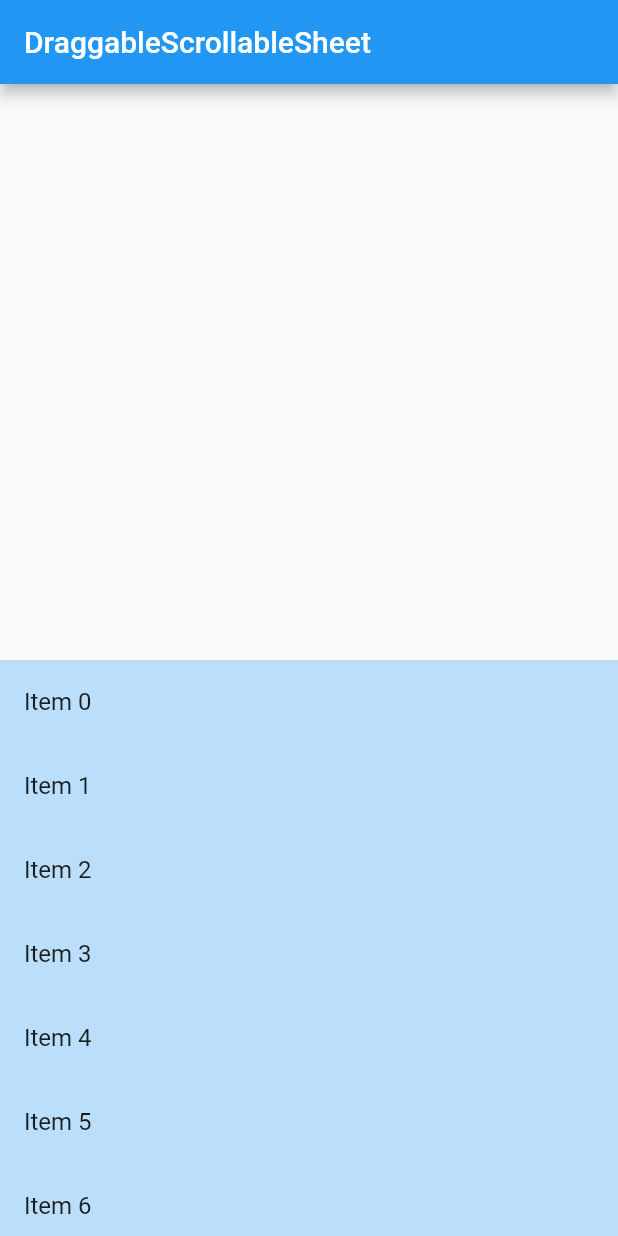
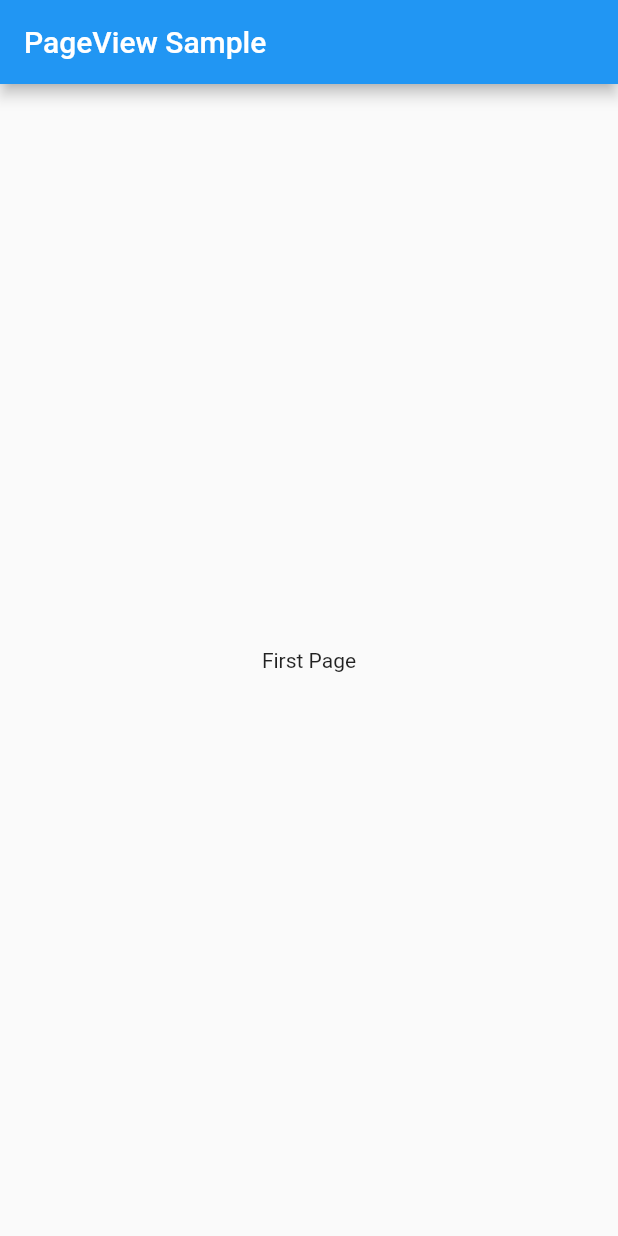
Before and after one commit to shubhamgitvns/myapp, a Flutter app: the screen it shows after launch, on a phone screen of 412 x 824 dp. Run offline on Flutter 3.47's test engine with Material 2 defaults, Android fonts, the phone set to English and light mode, and no system bars.

Commit message:
Page view

```diff
--- a/lib/main.dart
+++ b/lib/main.dart
@@ -1,10 +1,6 @@
 import 'package:flutter/material.dart';
 import 'package:myapp/stateless.dart';
 
-/// Flutter code sample for [CustomScrollView].
+/// Flutter code sample for [PageView].
 
-void main() => runApp(
-  MaterialApp(
-    home: HomePage(),
-  )
-);
+void main() => runApp(const PageViewExampleApp());
--- a/lib/stateless.dart
+++ b/lib/stateless.dart
@@ -1,32 +1,41 @@
 import 'package:flutter/material.dart';
 
-
-
-class HomePage extends StatelessWidget {
-  const HomePage({super.key});
+class PageViewExampleApp extends StatelessWidget {
+  const PageViewExampleApp({super.key});
 
   @override
   Widget build(BuildContext context) {
-    return Scaffold(
-      appBar: AppBar(
-        title: const Text('DraggableScrollableSheet'),
-      ),
-      body: SizedBox.expand(
-        child: DraggableScrollableSheet(  //DraggableScrollableSheet
-          builder: (BuildContext context, ScrollController scrollController) {
-            return Container(
-              color: Colors.blue[100],
-              child: ListView.builder(
-                controller: scrollController,
-                itemCount: 25,
-                itemBuilder: (BuildContext context, int index) {
-                  return ListTile(title: Text('Item $index'));
-                },
-              ),
-            );
-          },
-        ),
+    return MaterialApp(
+      home: Scaffold(
+        appBar: AppBar(title: const Text('PageView Sample')),
+        body: const PageViewExample(),
       ),
     );
   }
 }
+
+
+class PageViewExample extends StatelessWidget {
+  const PageViewExample({super.key});
+
+  @override
+  Widget build(BuildContext context) {
+    final PageController controller = PageController();//its control the page
+    return PageView( //page view part
+      /// [PageView.scrollDirection] defaults to [Axis.horizontal].
+      /// Use [Axis.vertical] to scroll vertically.
+      controller: controller,
+      children: const <Widget>[
+        Center(
+          child: Text('First Page'),
+        ),
+        Center(
+          child: Text('Second Page'),
+        ),
+        Center(
+          child: Text('Third Page'),
+        ),
+      ],
+    );
+  }
+}
```
